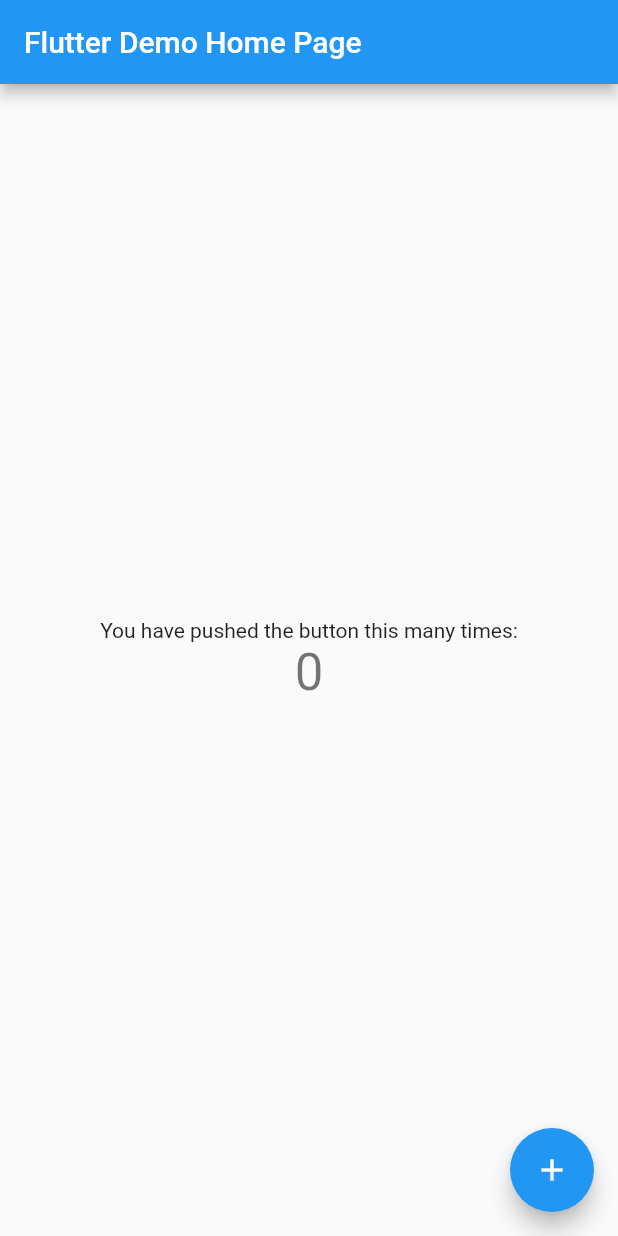
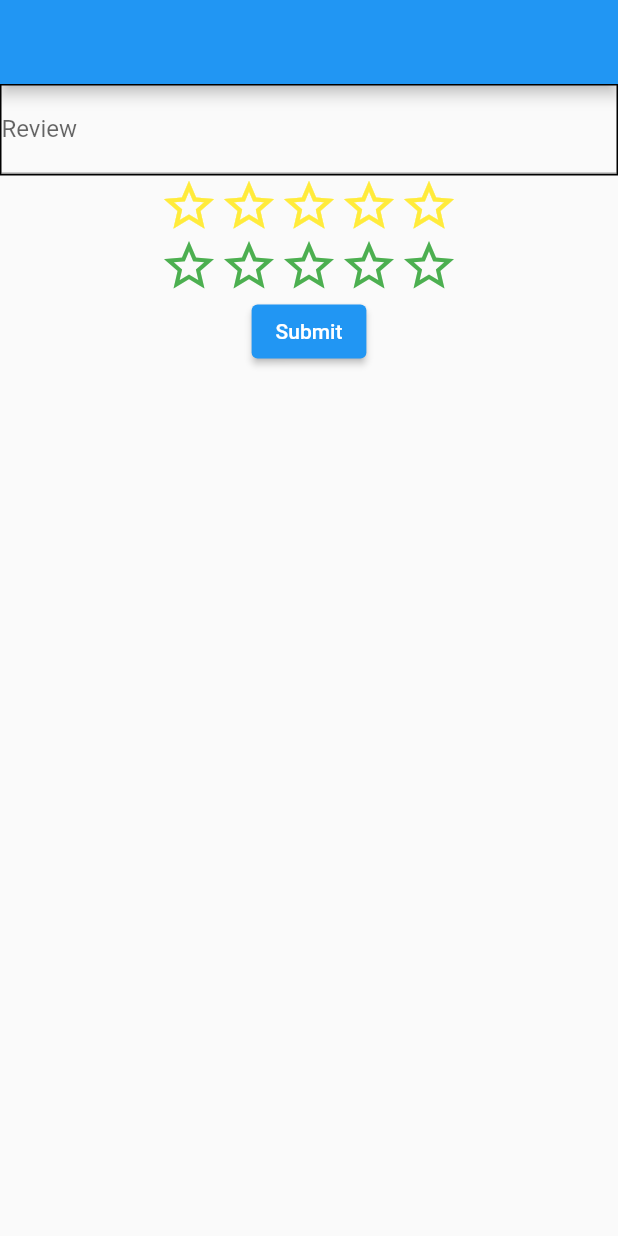
Before and after one commit to pHarith/htc_flutterapp, a Flutter app: the screen it shows after launch, on a phone screen of 412 x 824 dp. Run offline on Flutter 3.47's test engine with Material 2 defaults, Android fonts, the phone set to English and light mode, and no system bars; drawn by our look-alikes of smooth_star_rating; our stand-ins replace cloud_firestore; accounts and stored records are empty; statements that could not run were skipped.

Commit message:
2nd commit

```diff
--- a/lib/main.dart
+++ b/lib/main.dart
@@ -1,3 +1,4 @@
+import 'package:covid_app/screens/home.dart';
 import 'package:flutter/material.dart';
 
 void main() {
@@ -9,109 +10,7 @@ class MyApp extends StatelessWidget {
   @override
   Widget build(BuildContext context) {
     return MaterialApp(
-      title: 'Flutter Demo',
-      theme: ThemeData(
-        // This is the theme of your application.
-        //
-        // Try running your application with "flutter run". You'll see the
-        // application has a blue toolbar. Then, without quitting the app, try
-        // changing the primarySwatch below to Colors.green and then invoke
-        // "hot reload" (press "r" in the console where you ran "flutter run",
-        // or simply save your changes to "hot reload" in a Flutter IDE).
-        // Notice that the counter didn't reset back to zero; the application
-        // is not restarted.
-        primarySwatch: Colors.blue,
-        // This makes the visual density adapt to the platform that you run
-        // the app on. For desktop platforms, the controls will be smaller and
-        // closer together (more dense) than on mobile platforms.
-        visualDensity: VisualDensity.adaptivePlatformDensity,
-      ),
-      home: MyHomePage(title: 'Flutter Demo Home Page'),
+      home: Home(),
     );
   }
 }
-
-class MyHomePage extends StatefulWidget {
-  MyHomePage({Key key, this.title}) : super(key: key);
-
-  // This widget is the home page of your application. It is stateful, meaning
-  // that it has a State object (defined below) that contains fields that affect
-  // how it looks.
-
-  // This class is the configuration for the state. It holds the values (in this
-  // case the title) provided by the parent (in this case the App widget) and
-  // used by the build method of the State. Fields in a Widget subclass are
-  // always marked "final".
-
-  final String title;
-
-  @override
-  _MyHomePageState createState() => _MyHomePageState();
-}
-
-class _MyHomePageState extends State<MyHomePage> {
-  int _counter = 0;
-
-  void _incrementCounter() {
-    setState(() {
-      // This call to setState tells the Flutter framework that something has
-      // changed in this State, which causes it to rerun the build method below
-      // so that the display can reflect the updated values. If we changed
-      // _counter without calling setState(), then the build method would not be
-      // called again, and so nothing would appear to happen.
-      _counter++;
-    });
-  }
-
-  @override
-  Widget build(BuildContext context) {
-    // This method is rerun every time setState is called, for instance as done
-    // by the _incrementCounter method above.
-    //
-    // The Flutter framework has been optimized to make rerunning build methods
-    // fast, so that you can just rebuild anything that needs updating rather
-    // than having to individually change instances of widgets.
-    return Scaffold(
-      appBar: AppBar(
-        // Here we take the value from the MyHomePage object that was created by
-        // the App.build method, and use it to set our appbar title.
-        title: Text(widget.title),
-      ),
-      body: Center(
-        // Center is a layout widget. It takes a single child and positions it
-        // in the middle of the parent.
-        child: Column(
-          // Column is also a layout widget. It takes a list of children and
-          // arranges them vertically. By default, it sizes itself to fit its
-          // children horizontally, and tries to be as tall as its parent.
-          //
-          // Invoke "debug painting" (press "p" in the console, choose the
-          // "Toggle Debug Paint" action from the Flutter Inspector in Android
-          // Studio, or the "Toggle Debug Paint" command in Visual Studio Code)
-          // to see the wireframe for each widget.
-          //
-          // Column has various properties to control how it sizes itself and
-          // how it positions its children. Here we use mainAxisAlignment to
-          // center the children vertically; the main axis here is the vertical
-          // axis because Columns are vertical (the cross axis would be
-          // horizontal).
-          mainAxisAlignment: MainAxisAlignment.center,
-          children: <Widget>[
-            Text(
-              'You have pushed the button this many times:',
-            ),
-            Text(
-              '$_counter',
-              style: Theme.of(context).textTheme.headline4,
-            ),
-          ],
-        ),
-      ),
-      floatingActionButton: FloatingActionButton(
-        onPressed: _incrementCounter,
-        tooltip: 'Increment',
-        child: Icon(Icons.add),
-      ), // This trailing comma makes auto-formatting nicer for build methods.
-    );
-  }
-}
--- /dev/null
+++ b/lib/screens/datatbase/database.dart
@@ -0,0 +1,21 @@
+import 'package:cloud_firestore/cloud_firestore.dart';
+
+class Database {
+  final CollectionReference reviews =
+      FirebaseFirestore.instance.collection('reviews');
+
+  // get location whenever a review is submitted
+  // for any location on google maps
+  final String location;
+  Database({this.location});
+
+  Future updateData(
+      String comment, double servicestar, double covidstar) async {
+    // Here, let the database connect the info to a location
+    return await reviews.add({
+      'comment': comment,
+      'servicestar': servicestar,
+      'covidstar': covidstar
+    });
+  }
+}
--- /dev/null
+++ b/lib/screens/home.dart
@@ -0,0 +1,9 @@
+import 'package:flutter/material.dart';
+import 'package:covid_app/screens/review/review.dart';
+
+class Home extends StatelessWidget {
+  @override
+  Widget build(BuildContext context) {
+    return Review();
+  }
+}
--- /dev/null
+++ b/lib/screens/review/review.dart
@@ -0,0 +1,80 @@
+import 'package:flutter/material.dart';
+import 'package:smooth_star_rating/smooth_star_rating.dart';
+import 'package:covid_app/screens/datatbase/database.dart';
+
+class Review extends StatefulWidget {
+  @override
+  _ReviewState createState() => _ReviewState();
+}
+
+class _ReviewState extends State<Review> {
+  TextEditingController commentController = new TextEditingController();
+  // Pass in Location from Maps
+  String location = ""
+  String comment = "";
+  double rating1 = 0.0;
+  double rating2 = 0.0;
+  @override
+  Widget build(BuildContext context) {
+    return Scaffold(
+        appBar: AppBar(
+          actions: [],
+        ),
+        body: Column(children: [
+          // Textbox for Comments
+          Container(
+              decoration: BoxDecoration(border: Border.all()),
+              child: TextField(
+                  controller: commentController,
+                  decoration: InputDecoration(
+                      hintText: 'Leave Your Review Here', labelText: 'Review'),
+                  onSubmitted: (comment) {
+                    setState(() {
+                      comment = commentController.text;
+                    });
+                  })),
+          // Stars for Service Ratings
+          Container(
+              child: SmoothStarRating(
+                  allowHalfRating: true,
+                  starCount: 5,
+                  rating: rating1,
+                  size: 40.0,
+                  color: Colors.yellow,
+                  borderColor: Colors.yellow,
+                  onRated: (double value) {
+                    setState(() {
+                      rating1 = value;
+                    });
+                  },
+                  fullRatedIconData: Icons.blur_off,
+                  halfRatedIconData: Icons.blur_on,
+                  spacing: 0.0)),
+          // Stars for COVID safety
+          Container(
+              child: SmoothStarRating(
+                  allowHalfRating: true,
+                  starCount: 5,
+                  size: 40.0,
+                  rating: rating2,
+                  color: Colors.green,
+                  borderColor: Colors.green,
+                  onRated: (double value) {
+                    setState(() {
+                      rating2 = value;
+                    });
+                  },
+                  fullRatedIconData: Icons.blur_off,
+                  halfRatedIconData: Icons.blur_on,
+                  spacing: 0.0)),
+          // Submit Button
+          Container(
+            child: ElevatedButton(
+                child: Text('Submit'),
+                onPressed: () {
+                  Database().updateData(comment, rating1, rating2);
+                }),
+          ),
+        ]));
+  }
+}
--- /dev/null
+++ b/lib/screens/view/view.dart
@@ -0,0 +1,8 @@
+import 'package:flutter/material.dart';
+
+class View extends StatelessWidget {
+  @override
+  Widget build(BuildContext context) {
+    return Container(child: Text('Hello!'));
+  }
+}
--- a/pubspec.yaml
+++ b/pubspec.yaml
@@ -28,6 +28,8 @@ dependencies:
   # The following adds the Cupertino Icons font to your application.
   # Use with the CupertinoIcons class for iOS style icons.
   cupertino_icons: ^1.0.0
+  cloud_firestore: ^0.16.0+1
+  smooth_star_rating: 1.1.1
 
 dev_dependencies:
   flutter_test:
```
Also changed, not shown: pubspec.lock, 4 other files.
